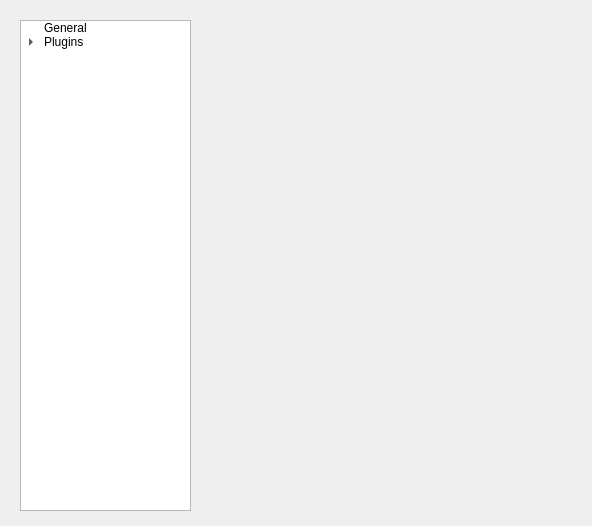
This is src/freeseer/frontend/configtool/forms/configtoolui.ui in Freeseer/freeseer as Qt 5 draws it before an edit. The edited form follows.
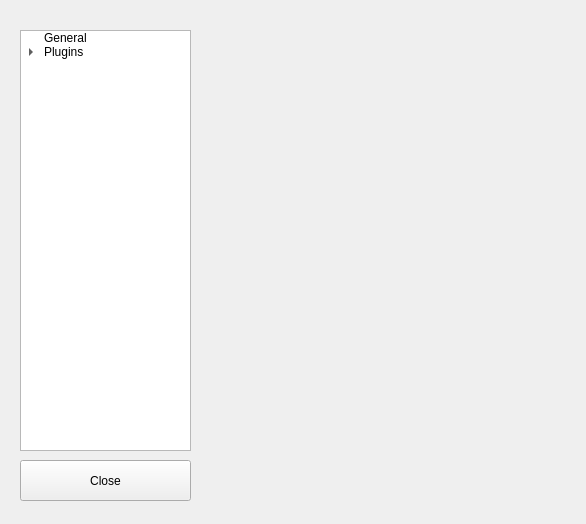
This is the edited form. Icons and pictures are not drawn.

Commit message: Added a close button to the configtool.

```diff
--- a/src/freeseer/frontend/configtool/forms/configtoolui.ui
+++ b/src/freeseer/frontend/configtool/forms/configtoolui.ui
@@ -6,8 +6,8 @@
    <rect>
     <x>0</x>
     <y>0</y>
-    <width>592</width>
-    <height>526</height>
+    <width>586</width>
+    <height>524</height>
    </rect>
   </property>
   <property name="windowTitle">
@@ -21,9 +21,9 @@
    <property name="geometry">
     <rect>
      <x>20</x>
-     <y>20</y>
+     <y>30</y>
      <width>171</width>
-     <height>491</height>
+     <height>421</height>
     </rect>
    </property>
    <property name="headerHidden">
@@ -73,13 +73,26 @@
   <widget class="QWidget" name="mainWidget" native="true">
    <property name="geometry">
     <rect>
-     <x>210</x>
+     <x>200</x>
      <y>20</y>
-     <width>361</width>
+     <width>371</width>
      <height>491</height>
     </rect>
    </property>
   </widget>
+  <widget class="QPushButton" name="closePushButton">
+   <property name="geometry">
+    <rect>
+     <x>20</x>
+     <y>460</y>
+     <width>171</width>
+     <height>41</height>
+    </rect>
+   </property>
+   <property name="text">
+    <string>Close</string>
+   </property>
+  </widget>
  </widget>
  <resources>
   <include location="../../../framework/resources/resource.qrc"/>
```
Left out of the diff: 3 changed lines with no effect on the pictures. The commit also changes 1 other file.
